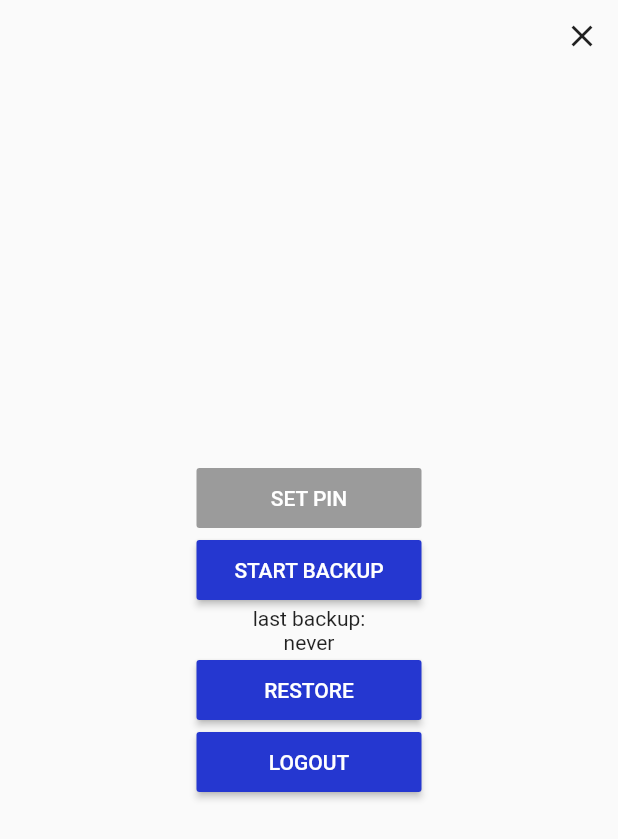
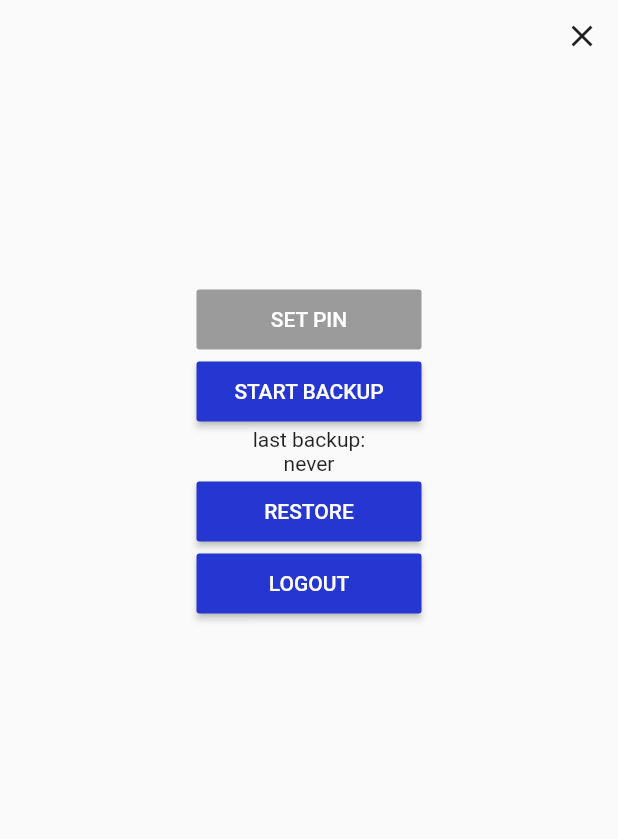
Before and after one commit to chrisly-bear/PEBRApp, a Flutter app: the SettingsBody widget shown alone on an empty page, opened directly with empty values, on a phone screen of 412 x 824 dp. Shown: the top 839 px of the screen. Run offline on Flutter 3.47's test engine with Material 2 defaults, Android fonts, the phone set to English and light mode, and no system bars; our stand-ins replace flushbar, shared_preferences, sqflite; accounts and stored records are empty.

Commit message:
Restyled settings screen slightly.

```diff
--- a/lib/screens/SettingsScreen.dart
+++ b/lib/screens/SettingsScreen.dart
@@ -103,16 +103,22 @@ class _SettingsBodyState extends State<SettingsBody> {
           child: IconButton(icon: Icon(Icons.close), onPressed: () {Navigator.of(context).pop();}),
         ),
         Expanded(child: Column(
-          mainAxisAlignment: MainAxisAlignment.center,
+          mainAxisAlignment: MainAxisAlignment.start,
           children: <Widget>[
+              SizedBox(height: 30,),
+              Text('${loginData.firstName} ${loginData.lastName}',
+                style: TextStyle(fontSize: 28.0, fontWeight: FontWeight.bold),
+              ),
+              Text('${loginData.healthCenter}',
+                style: TextStyle(fontSize: 24.0),
+              ),
+              SizedBox(height: 50,),
               SizedButton('Set PIN'),
               SizedButton('Start Backup', onPressed: () {_onPressBackupButton(context);},),
               Text("last backup:"),
               Text(lastBackup),
               SizedButton('Restore', onPressed: () {_onPressRestoreButton(context);},),
               SizedButton('Logout', onPressed: () {_onPressLogout(context);},),
-              Text('${loginData.firstName} ${loginData.lastName}'),
-              Text('${loginData.healthCenter}'),
             ],
           ),
         ),
```
